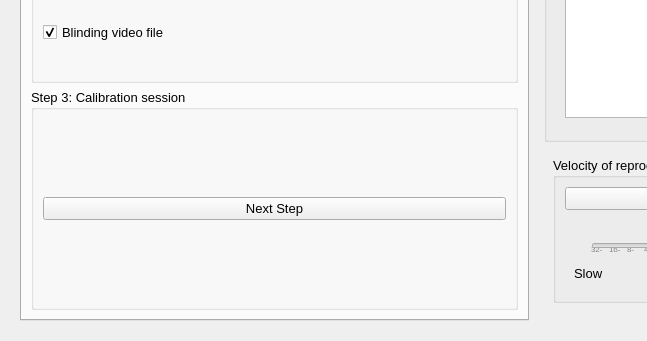
Above: src/telacadastrofilme.ui from EthoWatcher/ethowatcher before the change; both pictures show x 0 to 647 and y 526 to 867 of the 1090 by 867 pixel window. Below: the same form after it.
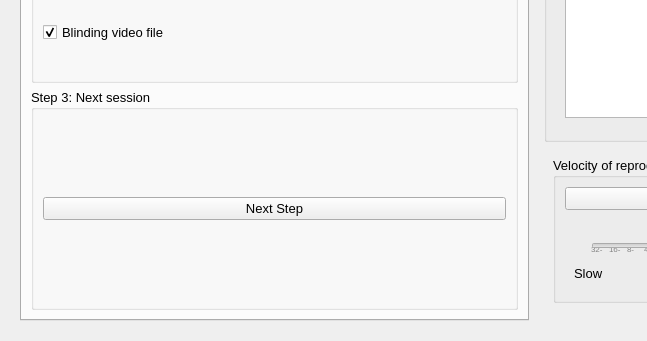
That is the form after the change. The open tabs and pages were chosen to show the change. Icons and pictures are not drawn.

Commit message: adicionado todo o texto excrito na dissertação de mestrado

Diff of the .ui file:
```diff
--- a/src/telacadastrofilme.ui
+++ b/src/telacadastrofilme.ui
@@ -285,7 +285,7 @@
           <item>
            <widget class="QGroupBox" name="groupBox_14">
             <property name="title">
-             <string>Step 3: Calibration session</string>
+             <string>Step 3: Next session</string>
             </property>
             <layout class="QVBoxLayout" name="verticalLayout_20">
              <item>
```
Left out of the diff: 4 changed lines with no effect on the pictures. The commit also changes 1 other file.
